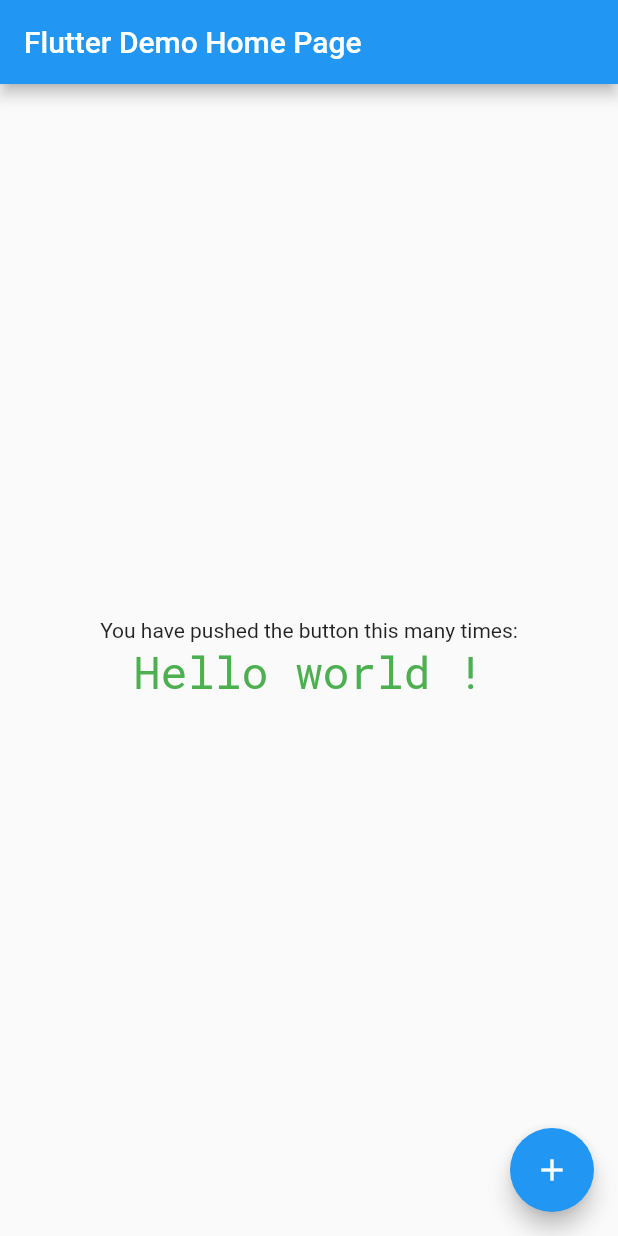
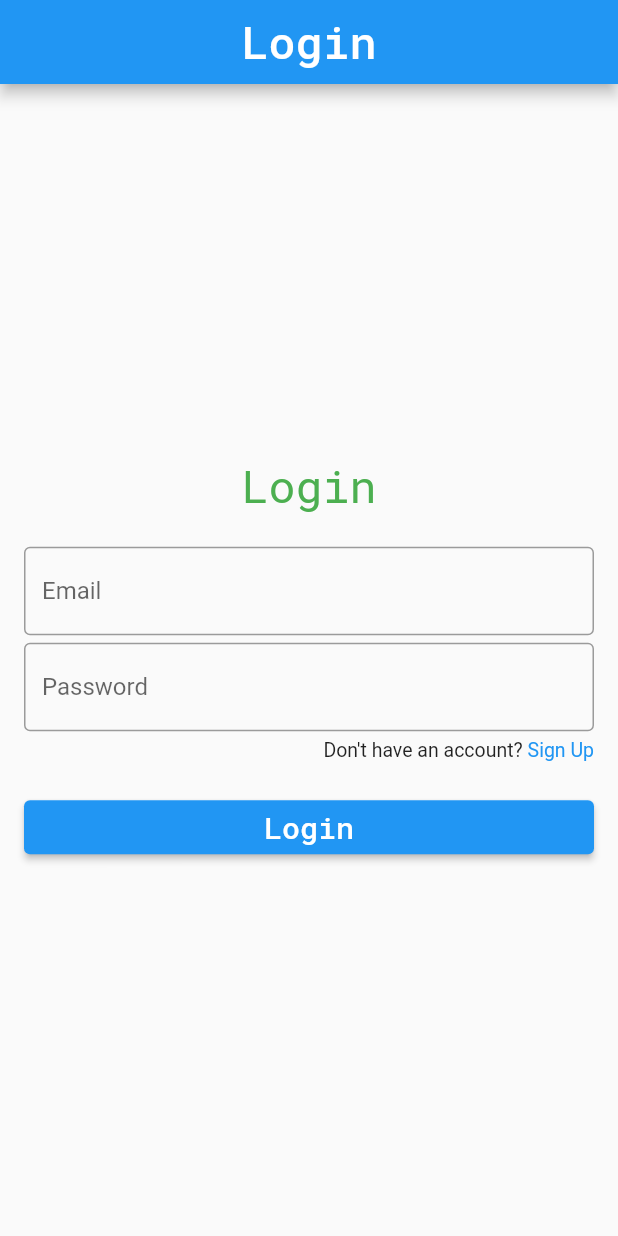
Before and after one commit to erenmalkoc/app-jam-f9, a Flutter app: the screen it shows after launch, on a phone screen of 412 x 824 dp. Run offline on Flutter 3.47's test engine with Material 2 defaults, Android fonts, the phone set to English and light mode, and no system bars; our stand-ins replace cloud_firestore, firebase_auth, firebase_core, google_fonts; accounts and stored records are empty.

Commit message:
init firebase and created login and register logics

```diff
--- /dev/null
+++ b/lib/firebase/auth.dart
@@ -0,0 +1,89 @@
+import 'package:app_jam_f9/models/user_model.dart';
+import 'package:cloud_firestore/cloud_firestore.dart';
+import 'package:firebase_auth/firebase_auth.dart';
+import 'package:flutter/material.dart';
+
+class AuthRepository {
+  final FirebaseAuth _auth = FirebaseAuth.instance;
+  final FirebaseFirestore _firestore = FirebaseFirestore.instance;
+  CollectionReference get _users => _firestore.collection("users");
+  Future<UserCredential?> signInWithCredential(String emailAddress, String password, BuildContext context) async {
+    try {
+      final credential = await _auth.signInWithEmailAndPassword(
+        email: emailAddress,
+        password: password,
+      );
+
+      return credential;
+    } on FirebaseAuthException catch (e) {
+      if (e.code == 'user-not-found') {
+        ScaffoldMessenger.of(context).showSnackBar(const SnackBar(content: Text('No user found for that email.')));
+      } else if (e.code == 'wrong-password') {
+        ScaffoldMessenger.of(context)
+            .showSnackBar(const SnackBar(content: Text('Wrong password provided for that user.')));
+      } else {
+        ScaffoldMessenger.of(context).showSnackBar(
+          SnackBar(
+            content: Text(e.message.toString()),
+          ),
+        );
+      }
+
+      return null;
+    } catch (e) {
+      ScaffoldMessenger.of(context)
+          .showSnackBar(const SnackBar(content: Text('An error occurred. Please try again later.')));
+      return null;
+    }
+  }
+
+  User? getCurrentUser() {
+    return _auth.currentUser;
+  }
+
+  Future<void> signOut() async {
+    await _auth.signOut();
+  }
+
+  Stream<User?> get authStateChanges => _auth.authStateChanges();
+
+  Future<UserCredential?> createUser(String name, String emailAddress, String password, BuildContext context) async {
+    try {
+      final credential = await _auth.createUserWithEmailAndPassword(
+        email: emailAddress,
+        password: password,
+      );
+      UserModel userModel;
+      if (credential.additionalUserInfo?.isNewUser ?? false) {
+        userModel = UserModel(
+          name: name,
+          uid: credential.user!.uid,
+          email: credential.user!.email!,
+        );
+        await _users.doc(userModel.uid).set(userModel.toMap());
+      }
+      return credential;
+    } on FirebaseAuthException catch (e) {
+      print(e);
+      if (e.code == 'weak-password') {
+        ScaffoldMessenger.of(context).showSnackBar(const SnackBar(content: Text('The password provided is too weak.')));
+      } else if (e.code == 'email-already-in-use') {
+        ScaffoldMessenger.of(context)
+            .showSnackBar(const SnackBar(content: Text('The account already exists for that email.')));
+      } else {
+        print(e);
+        ScaffoldMessenger.of(context).showSnackBar(
+          SnackBar(
+            content: Text(e.message.toString()),
+          ),
+        );
+      }
+
+      return null;
+    } catch (e) {
+      print(e);
+      ScaffoldMessenger.of(context).showSnackBar(SnackBar(content: Text(e.toString())));
+      return null;
+    }
+  }
+}
--- a/lib/main.dart
+++ b/lib/main.dart
@@ -1,31 +1,44 @@
+import 'package:app_jam_f9/firebase/auth.dart';
+import 'package:app_jam_f9/screens/Register.dart';
+import 'package:app_jam_f9/screens/login.dart';
+import 'package:firebase_auth/firebase_auth.dart';
 import 'package:flutter/material.dart';
 import 'package:google_fonts/google_fonts.dart';
+import 'package:firebase_core/firebase_core.dart';
+import 'firebase_options.dart';
 
-void main() {
+void main() async {
+  WidgetsFlutterBinding.ensureInitialized();
+  await Firebase.initializeApp(
+    options: DefaultFirebaseOptions.currentPlatform,
+  );
+
   runApp(const MyApp());
 }
 
-class MyApp extends StatelessWidget {
+class MyApp extends StatefulWidget {
   const MyApp({super.key});
 
-  // This widget is the root of your application.
+  @override
+  State<MyApp> createState() => _MyAppState();
+}
+
+class _MyAppState extends State<MyApp> {
   @override
   Widget build(BuildContext context) {
-    return MaterialApp(
-      title: 'Flutter Demo',
-      theme: ThemeData(
-        // This is the theme of your application.
-        //
-        // Try running your application with "flutter run". You'll see the
-        // application has a blue toolbar. Then, without quitting the app, try
-        // changing the primarySwatch below to Colors.green and then invoke
-        // "hot reload" (press "r" in the console where you ran "flutter run",
-        // or simply save your changes to "hot reload" in a Flutter IDE).
-        // Notice that the counter didn't reset back to zero; the application
-        // is not restarted.
-        primarySwatch: Colors.blue,
-      ),
-      home: const MyHomePage(title: 'Flutter Demo Home Page'),
+    return StreamBuilder<User?>(
+      stream: AuthRepository().authStateChanges,
+      builder: (context, snapshot) {
+        print(snapshot.data);
+        return MaterialApp(
+          title: 'Flutter Demo',
+          debugShowCheckedModeBanner: false,
+          theme: ThemeData(
+            primarySwatch: Colors.blue,
+          ),
+          home: snapshot.data != null ? const MyHomePage(title: 'Flutter Demo Home Page') : const Login(),
+        );
+      },
     );
   }
 }
@@ -49,19 +62,6 @@ class MyHomePage extends StatefulWidget {
 }
 
 class _MyHomePageState extends State<MyHomePage> {
-  int _counter = 0;
-
-  void _incrementCounter() {
-    setState(() {
-      // This call to setState tells the Flutter framework that something has
-      // changed in this State, which causes it to rerun the build method below
-      // so that the display can reflect the updated values. If we changed
-      // _counter without calling setState(), then the build method would not be
-      // called again, and so nothing would appear to happen.
-      _counter++;
-    });
-  }
-
   @override
   Widget build(BuildContext context) {
     // This method is rerun every time setState is called, for instance as done
@@ -101,16 +101,15 @@ class _MyHomePageState extends State<MyHomePage> {
             ),
             Text(
               'Hello world !',
-              style:
-              GoogleFonts.robotoMono(color: Colors.green, fontSize: 30),
+              style: GoogleFonts.robotoMono(color: Colors.green, fontSize: 30),
             ),
           ],
         ),
       ),
       floatingActionButton: FloatingActionButton(
-        onPressed: _incrementCounter,
+        onPressed: AuthRepository().signOut,
         tooltip: 'Increment',
-        child: const Icon(Icons.add),
+        child: const Icon(Icons.logout),
       ), // This trailing comma makes auto-formatting nicer for build methods.
     );
   }
--- /dev/null
+++ b/lib/models/user_model.dart
@@ -0,0 +1,39 @@
+class UserModel {
+  final String name;
+  final String uid;
+  final String email;
+
+  UserModel({required this.name, required this.uid, required this.email});
+
+  UserModel copyWith({
+    String? name,
+    String? email,
+    String? uid,
+  }) {
+    return UserModel(
+      name: name ?? this.name,
+      email: email ?? this.email,
+      uid: uid ?? this.uid,
+    );
+  }
+
+  Map<String, dynamic> toMap() {
+    return {
+      'name': name,
+      'email': email,
+      'uid': uid,
+    };
+  }
+
+  factory UserModel.fromMap(Map<String, dynamic> map) {
+    return UserModel(
+      name: map['name'] ?? '',
+      uid: map['uid'] ?? '',
+      email: map['email'] ?? '',
+    );
+  }
+  @override
+  String toString() {
+    return 'UserModel(name: $name, uid: $uid, email: $email )';
+  }
+}
--- /dev/null
+++ b/lib/screens/login.dart
@@ -0,0 +1,134 @@
+import 'package:app_jam_f9/firebase/auth.dart';
+import 'package:app_jam_f9/screens/Register.dart';
+import 'package:flutter/material.dart';
+import 'package:google_fonts/google_fonts.dart';
+
+class Login extends StatefulWidget {
+  const Login({super.key});
+
+  @override
+  State<Login> createState() => _LoginState();
+}
+
+class _LoginState extends State<Login> {
+  final GlobalKey<FormState> _formKey = GlobalKey<FormState>();
+  String password = "";
+  String email = "";
+  final _auth = AuthRepository();
+  void emailChange(String? value) {
+    setState(() {
+      email = value ?? "";
+    });
+  }
+
+  void passChange(String? value) {
+    setState(() {
+      password = value ?? "";
+    });
+  }
+
+  @override
+  Widget build(BuildContext context) {
+    return Scaffold(
+      appBar: AppBar(
+        centerTitle: true,
+        title: Text(
+          'Login',
+          style: GoogleFonts.robotoMono(color: Colors.white, fontSize: 30),
+        ),
+      ),
+      body: Padding(
+        padding: const EdgeInsets.all(16),
+        child: Center(
+            child: Form(
+          key: _formKey,
+          child: Column(
+            mainAxisAlignment: MainAxisAlignment.center,
+            children: [
+              Text(
+                'Login',
+                style: GoogleFonts.robotoMono(color: Colors.green, fontSize: 30),
+              ),
+              const SizedBox(height: 20),
+              TextFormField(
+                autovalidateMode: AutovalidateMode.onUserInteraction,
+                enableSuggestions: true,
+                decoration: const InputDecoration(
+                  labelText: 'Email',
+                  border: OutlineInputBorder(),
+                ),
+                validator: (value) {
+                  if (value == null || value.isEmpty) {
+                    return 'Please enter some text';
+                  }
+                  return null;
+                },
+                onSaved: emailChange,
+                autocorrect: true,
+                keyboardType: TextInputType.emailAddress,
+              ),
+              const SizedBox(height: 5),
+              TextFormField(
+                autovalidateMode: AutovalidateMode.onUserInteraction,
+                enableSuggestions: false,
+                obscureText: true,
+                decoration: const InputDecoration(
+                  labelText: 'Password',
+                  border: OutlineInputBorder(),
+                ),
+                validator: (value) {
+                  if (value == null || value.isEmpty) {
+                    return 'Please enter a password';
+                  }
+                  return null;
+                },
+                onSaved: passChange,
+                autocorrect: false,
+                keyboardType: TextInputType.text,
+              ),
+              const SizedBox(height: 5),
+              Row(
+                mainAxisAlignment: MainAxisAlignment.end,
+                children: [
+                  Text(
+                    "Don't have an account? ",
+                    style: Theme.of(context).textTheme.bodyMedium?.copyWith(
+                          fontSize: 13,
+                        ),
+                  ),
+                  InkWell(
+                    onTap: () {
+                      Navigator.push(context, MaterialPageRoute(builder: (context) => const Register()));
+                    },
+                    child: Text("Sign Up",
+                        style: Theme.of(context)
+                            .textTheme
+                            .bodyMedium
+                            ?.copyWith(fontSize: 13, color: Theme.of(context).colorScheme.primary)),
+                  )
+                ],
+              ),
+              const SizedBox(height: 20),
+              Container(
+                width: double.infinity,
+                child: ElevatedButton(
+                  onPressed: () async {
+                    if (_formKey.currentState!.validate()) {
+                      _formKey.currentState!.save();
+                      final res = await _auth.signInWithCredential(email, password, context);
+                      print(res);
+                    }
+                  },
+                  child: Text(
+                    'Login',
+                    style: GoogleFonts.robotoMono(color: Colors.white, fontSize: 20),
+                  ),
+                ),
+              )
+            ],
+          ),
+        )),
+      ),
+    );
+  }
+}
--- a/pubspec.yaml
+++ b/pubspec.yaml
@@ -39,6 +39,9 @@ dependencies:
   cupertino_icons: ^1.0.2
   sqflite: ^2.2.6
   path_provider: ^2.0.14
+  firebase_core: ^2.9.0
+  firebase_auth: ^4.4.0
+  cloud_firestore: ^4.5.0
 
 
 dev_dependencies:
```
Also changed, not shown: lib/screens/register.dart (added, +139 -0 lines), lib/firebase_options.dart (added), pubspec.lock, 5 other files.
